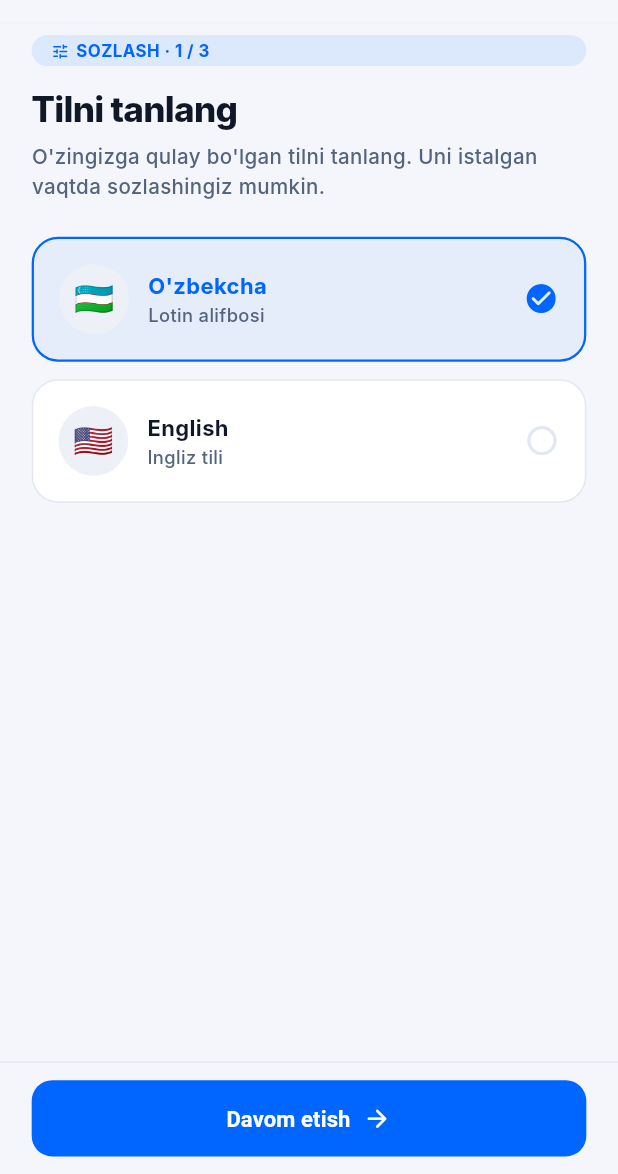
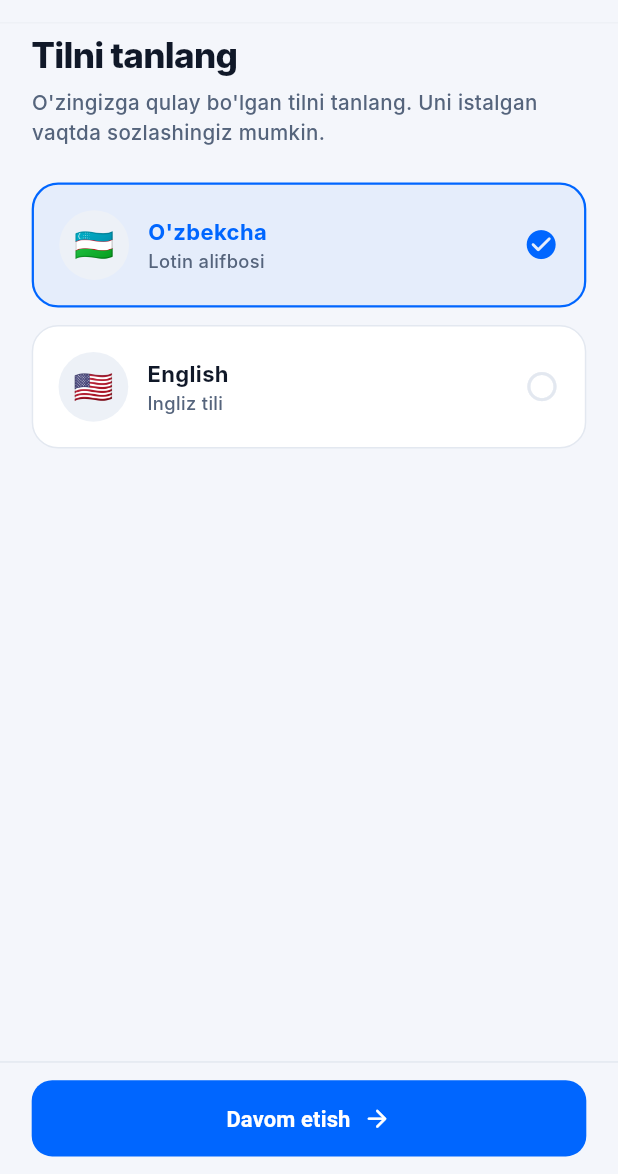
Before and after one commit to SaparbayevSarvarbek/karate-lab, a Flutter app: the screen it shows after launch, on a phone screen of 412 x 824 dp, the part 62-1236 px from its top. Run offline on Flutter 3.47's test engine with Material 3 defaults, Android fonts, the phone set to English and light mode, and no system bars; our stand-ins replace dartz, dio, equatable, flutter_bloc, flutter_screenutil, freezed_annotation and 7 more; Roboto replaces fonts that are missing (Inter).

Commit message:
fix(ui): test detail crash, image sizing, text cards, fab radius, language badge
- test_detail_view: wrap the stretch stats Row in IntrinsicHeight (fixes BoxConstraints forces an infinite height crash)

- remote_image: loading placeholder fills instead of 100x100; exercise step image constrained with AspectRatio 16/9

- exercise_detail_view: text card is now full width; drop the step count from the Bosqichlar/Savollar headers

- app_fab: rounded rectangle (radius 14) instead of a pill

- language_selection_view: remove the 'Sozlash 1/3' badge

```diff
--- a/lib/core/widgets/app_fab.dart
+++ b/lib/core/widgets/app_fab.dart
@@ -26,10 +26,10 @@ class AppFab extends StatelessWidget {
   Widget build(BuildContext context) {
     return Material(
       color: AppColors.primaryBlue,
-      borderRadius: BorderRadius.circular(AppRadius.pill.r),
+      borderRadius: BorderRadius.circular(AppRadius.button.r),
       child: InkWell(
         onTap: onPressed,
-        borderRadius: BorderRadius.circular(AppRadius.pill.r),
+        borderRadius: BorderRadius.circular(AppRadius.button.r),
         child: Container(
           height: 48.h,
           padding: EdgeInsets.symmetric(horizontal: AppSpacing.lg.w),
--- a/lib/core/widgets/remote_image.dart
+++ b/lib/core/widgets/remote_image.dart
@@ -101,11 +101,9 @@ class RemoteImage extends StatelessWidget {
   }
 
   Widget _loading(BuildContext context, double? width, double? height) {
-    final double w = _getSafeDimension(width, 100);
-    final double h = _getSafeDimension(height, 100);
     return Container(
-      width: w,
-      height: h,
+      width: width ?? double.infinity,
+      height: height ?? 140.h,
       color: context.palette.backgroundLight,
       child: Center(
         child: SizedBox(
--- a/lib/features/auth/presentation/views/language_selection_view.dart
+++ b/lib/features/auth/presentation/views/language_selection_view.dart
@@ -11,7 +11,6 @@ import '../../../../core/theme/app_spacing.dart';
 import '../../../../core/theme/app_text_styles.dart';
 import '../../../../core/widgets/app_bottom_bar.dart';
 import '../../../../core/widgets/app_snackbar.dart';
-import '../../../../core/widgets/app_step_badge.dart';
 import '../../../../core/widgets/custom_button.dart';
 import '../../../../core/widgets/karate_app_bar.dart';
 import '../widgets/language_option_widget.dart';
@@ -85,11 +84,6 @@ class _LanguageSelectionViewState extends State<LanguageSelectionView> {
                   AppSpacing.screenBottom.h,
                 ),
                 children: [
-                  AppStepBadge(
-                    label: '${Tr.t('setupBadge')} · 1 / 3',
-                    icon: Icons.tune_rounded,
-                  ),
-                  SizedBox(height: AppSpacing.lg.h),
                   Text(
                     Tr.t('chooseLanguage'),
                     style: AppTextStyles.screenTitle
```
Also changed, not shown: lib/features/exercises/presentation/views/exercise_detail_view.dart (+18 -10 lines), lib/features/tests/presentation/views/test_detail_view.dart (+4 -2 lines).
